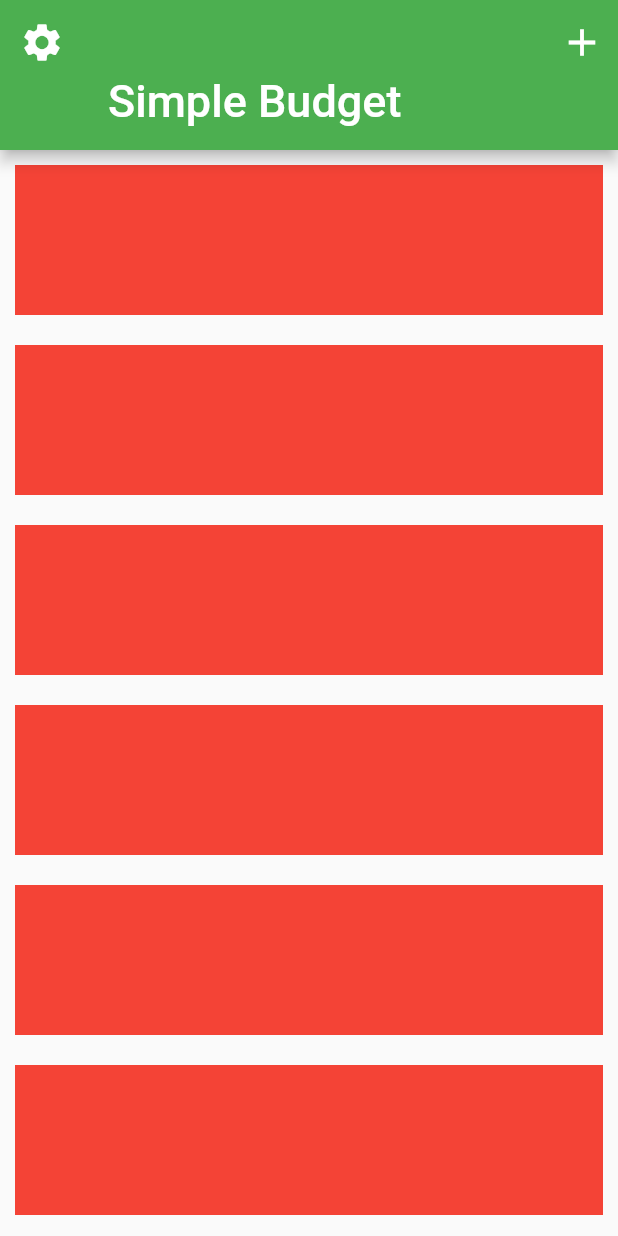
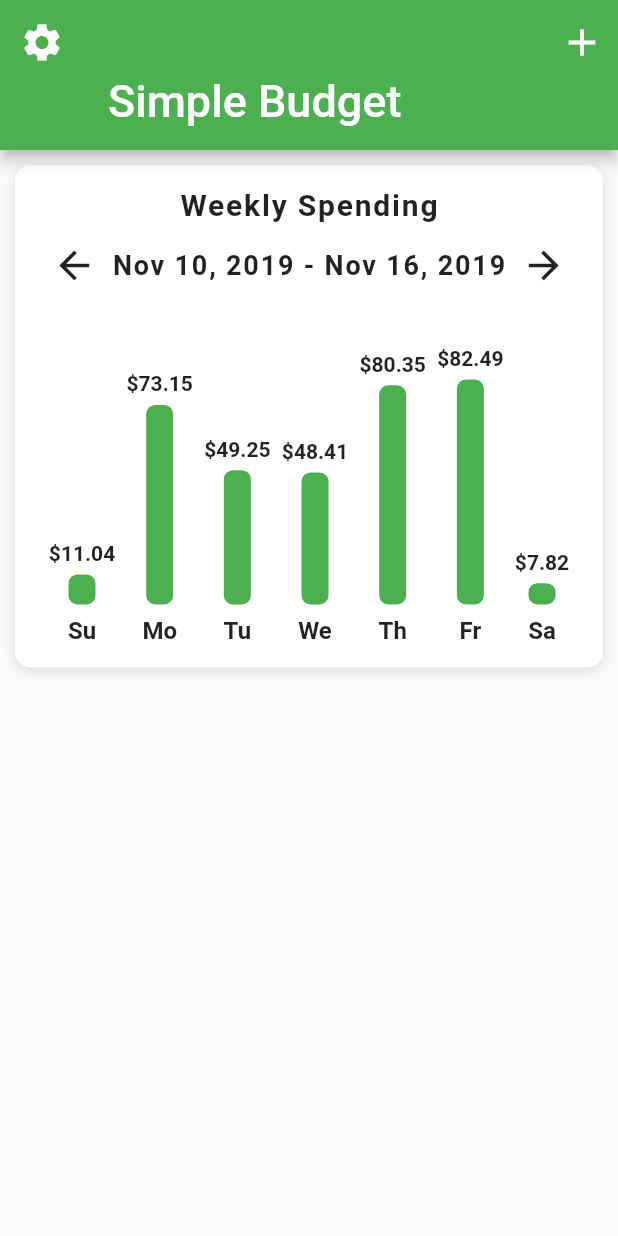
Before and after one commit to hardliver/flutter_budget_ui, a Flutter app: the screen it shows after launch, on a phone screen of 412 x 824 dp. Run offline on Flutter 3.47's test engine with Material 2 defaults, Android fonts, the phone set to English and light mode, and no system bars.

Commit message:
17. Bar Chart

```diff
--- a/lib/screens/home_screen.dart
+++ b/lib/screens/home_screen.dart
@@ -1,4 +1,7 @@
 import 'package:flutter/material.dart';
+import 'package:flutter_budget_ui/widgets/bar_chart.dart';
+
+import '../data/data.dart';
 
 class HomeScreen extends StatefulWidget {
   @override
@@ -37,11 +40,21 @@ class _HomeScreenState extends State<HomeScreen> {
               (BuildContext context, int index) {
                 return Container(
                   margin: EdgeInsets.all(10.0),
-                  height: 100.0,
-                  color: Colors.red,
+                  decoration: BoxDecoration(
+                    color: Colors.white,
+                    boxShadow: [
+                      BoxShadow(
+                        color: Colors.black12,
+                        offset: Offset(0, 2),
+                        blurRadius: 6.0,
+                      )
+                    ],
+                    borderRadius: BorderRadius.circular(10.0),
+                  ),
+                  child: BarChart(weeklySpending),
                 );
               },
-              childCount: 10,
+              childCount: 1,
             ),
           ),
         ],
--- /dev/null
+++ b/lib/widgets/bar_chart.dart
@@ -0,0 +1,141 @@
+import 'package:flutter/material.dart';
+
+class BarChart extends StatelessWidget {
+  final List<double> expenses;
+
+  BarChart(this.expenses);
+
+  @override
+  Widget build(BuildContext context) {
+    double mostExpensive = 0;
+    expenses.forEach((double price) {
+      if (price > mostExpensive) {
+        mostExpensive = price;
+      }
+    });
+
+    return Padding(
+      padding: EdgeInsets.all(15.0),
+      child: Column(
+        children: <Widget>[
+          Text(
+            'Weekly Spending',
+            style: TextStyle(
+              fontSize: 20.0,
+              fontWeight: FontWeight.bold,
+              letterSpacing: 1.2,
+            ),
+          ),
+          SizedBox(height: 5.0),
+          Row(
+            mainAxisAlignment: MainAxisAlignment.spaceAround,
+            children: <Widget>[
+              IconButton(
+                icon: Icon(Icons.arrow_back),
+                iconSize: 30.0,
+                onPressed: () {},
+              ),
+              Text(
+                'Nov 10, 2019 - Nov 16, 2019',
+                style: TextStyle(
+                  fontSize: 18.0,
+                  fontWeight: FontWeight.w600,
+                  letterSpacing: 1.2,
+                ),
+              ),
+              IconButton(
+                icon: Icon(Icons.arrow_forward),
+                iconSize: 30.0,
+                onPressed: () {},
+              ),
+            ],
+          ),
+          SizedBox(height: 30.0),
+          Row(
+            mainAxisAlignment: MainAxisAlignment.spaceEvenly,
+            crossAxisAlignment: CrossAxisAlignment.end,
+            children: <Widget>[
+              Bar(
+                label: 'Su',
+                amountSpent: expenses[0],
+                mostExpensive: mostExpensive,
+              ),
+              Bar(
+                label: 'Mo',
+                amountSpent: expenses[1],
+                mostExpensive: mostExpensive,
+              ),
+              Bar(
+                label: 'Tu',
+                amountSpent: expenses[2],
+                mostExpensive: mostExpensive,
+              ),
+              Bar(
+                label: 'We',
+                amountSpent: expenses[3],
+                mostExpensive: mostExpensive,
+              ),
+              Bar(
+                label: 'Th',
+                amountSpent: expenses[4],
+                mostExpensive: mostExpensive,
+              ),
+              Bar(
+                label: 'Fr',
+                amountSpent: expenses[5],
+                mostExpensive: mostExpensive,
+              ),
+              Bar(
+                label: 'Sa',
+                amountSpent: expenses[6],
+                mostExpensive: mostExpensive,
+              ),
+            ],
+          ),
+        ],
+      ),
+    );
+  }
+}
+
+class Bar extends StatelessWidget {
+  final String label;
+  final double amountSpent;
+  final double mostExpensive;
+
+  final double _maxBarHeight = 150.0;
+
+  Bar({this.label, this.amountSpent, this.mostExpensive});
+
+  @override
+  Widget build(BuildContext context) {
+    final barHeight = amountSpent / mostExpensive * _maxBarHeight;
+    return Column(
+      children: <Widget>[
+        Text(
+          '\$${amountSpent.toStringAsFixed(2)}',
+          style: TextStyle(
+            fontWeight: FontWeight.w600,
+          ),
+        ),
+        SizedBox(height: 6.0),
+        Container(
+          height: barHeight,
+          width: 18.0,
+          decoration: BoxDecoration(
+            color: Theme.of(context).primaryColor,
+            borderRadius: BorderRadius.circular(6.0),
+          ),
+        ),
+        SizedBox(height: 8.0),
+        Text(
+          label,
+          style: TextStyle(
+            fontSize: 16.0,
+            fontWeight: FontWeight.w600,
+          ),
+        ),
+      ],
+    );
+  }
+}
```
